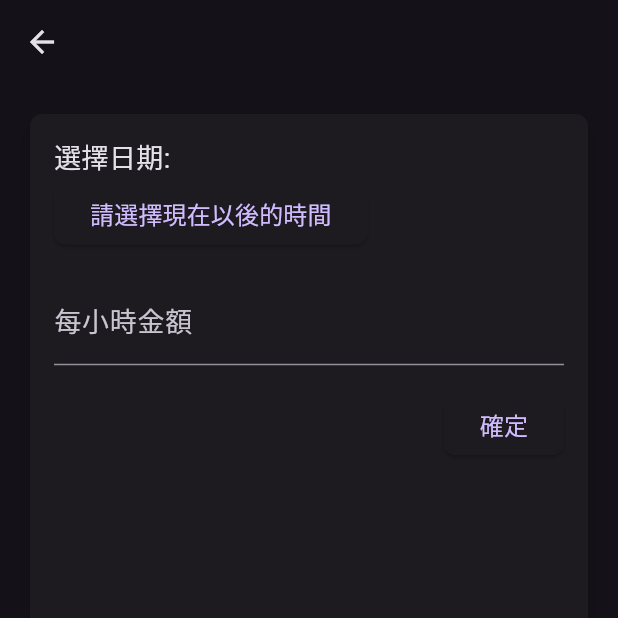
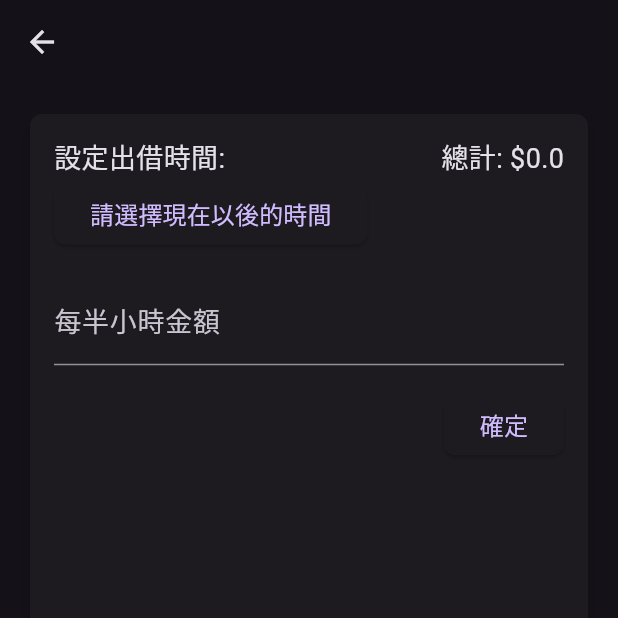
Before and after one commit to Syana6/ParkPals, a Flutter app: the AvailableParkingSpacesEdit screen opened directly with empty values, after a tap on "請選擇現在以後的時間", on a phone screen of 412 x 824 dp, the top half of it. Run offline on Flutter 3.47's test engine with Material 3 defaults, Android fonts, the phone set to English and light mode, and no system bars; our stand-ins replace dio, dropdown_button2; missing offline and left inert: ej_selector, omni_datetime_picker.

Commit message:
出借時間金額設定邏輯完成

```diff
--- /dev/null
+++ b/lib/common/dateTimeHelper.dart
@@ -0,0 +1,46 @@
+// 計算時間差算出出租小時數，不足30分鐘按0.5計算，超過30分鐘小於60分鐘按1計算
+double calculateHourDifference(String startTime, String endTime) {
+  try {
+    DateTime start = DateTime.parse(startTime);
+    DateTime end = DateTime.parse(endTime);
+    Duration difference = end.difference(start);
+
+    double minutes = difference.inMinutes.toDouble();
+    double hourDifference = 0.0;
+
+    if (minutes <= 30) {
+      hourDifference = 0.5;
+    } else if (minutes > 30 && minutes <= 60) {
+      hourDifference = 1.0;
+    } else {
+      hourDifference = minutes / 60.0;
+    }
+
+    return double.parse(hourDifference.toStringAsFixed(1));
+  } catch (e) {
+    print('解析日期時間字符串時出錯：$e');
+    return 0.0;
+  }
+}
+
+// 將傳入的時間的minutes可以整除於30,並且時間要大於現在
+DateTime getNextValidTime(DateTime targetTime) {
+  try {
+    DateTime currentTime = DateTime.now();
+    DateTime nextValidTime = DateTime(
+      targetTime.year,
+      targetTime.month,
+      targetTime.day,
+      targetTime.hour,
+      (targetTime.minute + (30 - targetTime.minute % 30)) % 60,
+    );
+
+    if (nextValidTime.isBefore(currentTime)) {
+      nextValidTime = nextValidTime.add(const Duration(minutes: 30));
+    }
+    return nextValidTime;
+  } catch (e) {
+    print('getNextValidTime error：$e');
+    return targetTime;
+  }
+}
--- a/lib/myPaymentView/available_parking_widgets/available_parking_spaces_detail.dart
+++ b/lib/myPaymentView/available_parking_widgets/available_parking_spaces_detail.dart
@@ -1,4 +1,5 @@
 import 'package:flutter/material.dart';
+import '../../common/dateTimeHelper.dart';
 import 'available_parking_spaces_edit.dart';
 
 // 上架中車位資訊
@@ -106,31 +107,6 @@ Widget addDot(Widget targetWidget) {
   );
 }
 
-// 計算時間差算出出租小時數，不足30分鐘按0.5計算，超過30分鐘小於60分鐘按1計算
-double calculateHourDifference(String startTime, String endTime) {
-  try {
-    DateTime start = DateTime.parse(startTime);
-    DateTime end = DateTime.parse(endTime);
-    Duration difference = end.difference(start);
-
-    double minutes = difference.inMinutes.toDouble();
-    double hourDifference = 0.0;
-
-    if (minutes <= 30) {
-      hourDifference = 0.5;
-    } else if (minutes > 30 && minutes <= 60) {
-      hourDifference = 1.0;
-    } else {
-      hourDifference = minutes / 60.0;
-    }
-
-    return double.parse(hourDifference.toStringAsFixed(1));
-  } catch (e) {
-    print('解析日期時間字符串時出錯：$e');
-    return 0.0;
-  }
-}
-
 class vacant {
   final String community;
   final String spaces;
--- a/lib/myPaymentView/available_parking_widgets/available_parking_spaces_edit.dart
+++ b/lib/myPaymentView/available_parking_widgets/available_parking_spaces_edit.dart
@@ -2,6 +2,8 @@ import 'package:flutter/material.dart';
 import 'package:flutter/services.dart';
 import 'package:intl/intl.dart';
 import 'package:omni_datetime_picker/omni_datetime_picker.dart';
+
+import '../../common/dateTimeHelper.dart';
 
 // 上架中車位資訊編輯
 // 進入編輯中的車位必須要從可租借移除，否則租借的人租借當下可能顯示舊的資訊
@@ -25,8 +27,10 @@ class AvailableParkingSpacesEdit extends StatefulWidget {
 class _AvailableParkingSpacesEditState
     extends State<AvailableParkingSpacesEdit> {
   List<DateTime>? _selectedDate;
-  DateTime _selectedTime = DateTime.now();
-  double _hourlyRate = 0.0;
+  DateTime _selectedTime = DateTime.now(); // 時間選擇器
+  String _startTime = ""; // 選擇的出借開始時間
+  String _endTime = ""; // 選擇的出借結束時間
+  double _hourlyRate = 0.0; // 每小時出借金額
 
   @override
   Widget build(BuildContext context) {
@@ -51,10 +55,21 @@ class _AvailableParkingSpacesEditState
               child: Column(
                 crossAxisAlignment: CrossAxisAlignment.start,
                 children: [
-                  const Text(
-                    '選擇日期:',
-                    style: TextStyle(fontSize: 18),
-                  ),
+                   Row(children: [
+                    const Text(
+                      '設定出借時間:',
+                      style: TextStyle(fontSize: 18),
+                    ),
+                    Expanded(
+                      child: Align(
+                        alignment: Alignment.centerRight,
+                        child: Text(
+                          '總計: \$${_hourlyRate * 2 * calculateHourDifference(_startTime, _endTime)}', // 顯示計算結果
+                          style: TextStyle(fontSize: 18),
+                        ),
+                      ),
+                    ),
+                  ]),
                   ElevatedButton(
                     onPressed: () => _selectDate(context),
                     style: ElevatedButton.styleFrom(
@@ -79,7 +94,7 @@ class _AvailableParkingSpacesEditState
                       LengthLimitingTextInputFormatter(3),
                     ],
                     decoration: const InputDecoration(
-                      labelText: '每小時金額',
+                      labelText: '每半小時金額',
                       labelStyle: TextStyle(fontSize: 18),
                       hintText: '請輸入每小時出借金額',
                       hintStyle: TextStyle(fontSize: 18),
@@ -123,8 +138,10 @@ class _AvailableParkingSpacesEditState
   void _selectDate(BuildContext context) async {
     final List<DateTime>? pickedDate = await showOmniDateTimeRangePicker(
       context: context,
-      startInitialDate: DateTime.now().add(const Duration(minutes: 30)),
-      endInitialDate: DateTime.now().add(const Duration(minutes: 90)),
+      startInitialDate:
+          getNextValidTime(DateTime.now().add(const Duration(minutes: 30))),
+      endInitialDate:
+          getNextValidTime(DateTime.now().add(const Duration(minutes: 90))),
       is24HourMode: true,
       isShowSeconds: false,
       minutesInterval: 30,
@@ -152,6 +169,8 @@ class _AvailableParkingSpacesEditState
     if (pickedDate != null && pickedDate != _selectedDate) {
       setState(() {
         _selectedDate = pickedDate;
+         _startTime = DateFormat('yyyy-MM-dd HH:mm:ss').format(_selectedDate![0]);
+ _endTime = DateFormat('yyyy-MM-dd HH:mm:ss').format(_selectedDate![1]);
       });
     }
   }
```
